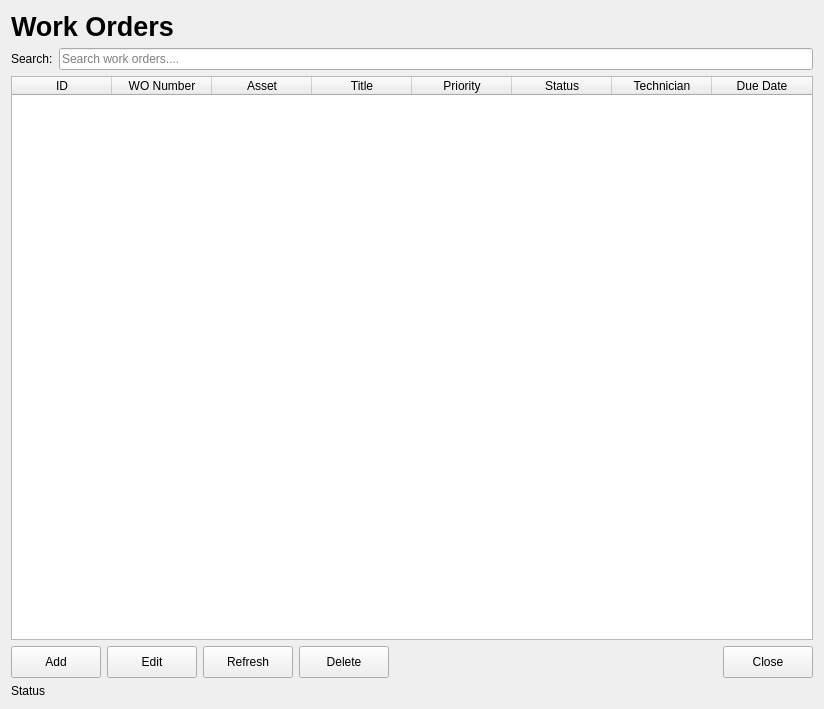
Qt form app/ui/forms/work_orders_page.ui (Apie-dup/MaintenanceSystem) before a commit.
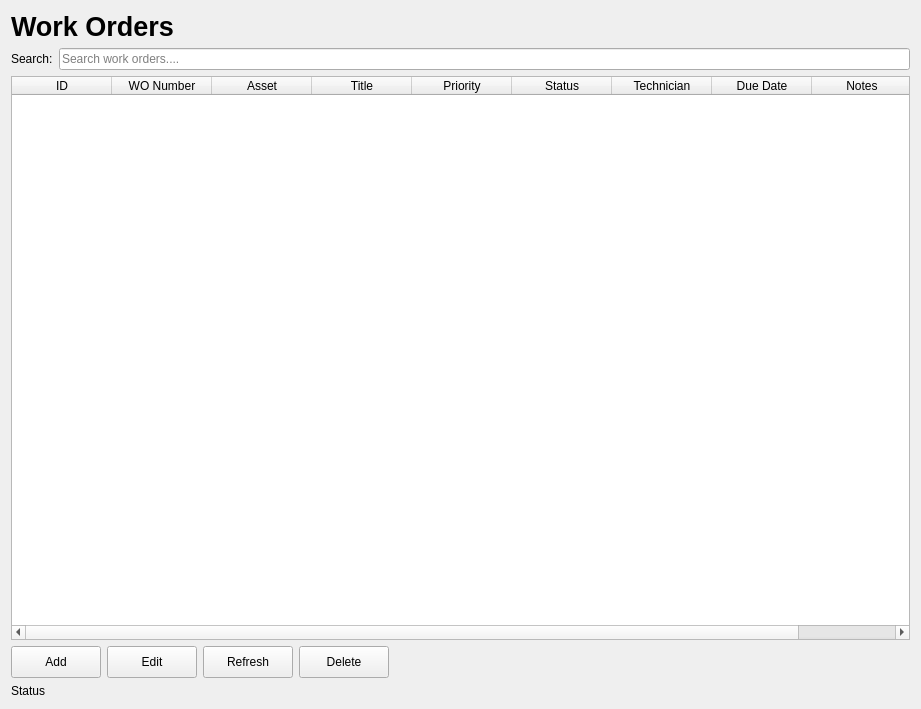
The same form after that commit.

The edit to the form file:
```diff
--- a/app/ui/forms/work_orders_page.ui
+++ b/app/ui/forms/work_orders_page.ui
@@ -6,7 +6,7 @@
    <rect>
     <x>0</x>
     <y>0</y>
-    <width>824</width>
+    <width>921</width>
     <height>709</height>
    </rect>
   </property>
@@ -87,6 +87,11 @@
        <string>Due Date</string>
       </property>
      </column>
+     <column>
+      <property name="text">
+       <string>Notes</string>
+      </property>
+     </column>
     </widget>
    </item>
    <item>
@@ -168,22 +173,6 @@
        </property>
       </spacer>
      </item>
-     <item>
-      <widget class="QPushButton" name="btnClose">
-       <property name="minimumSize">
-        <size>
-         <width>90</width>
-         <height>32</height>
-        </size>
-       </property>
-       <property name="styleSheet">
-        <string notr="true"/>
-       </property>
-       <property name="text">
-        <string>Close</string>
-       </property>
-      </widget>
-     </item>
     </layout>
    </item>
    <item>
```
Left out of the diff: 6 changed lines with no effect on the pictures.
